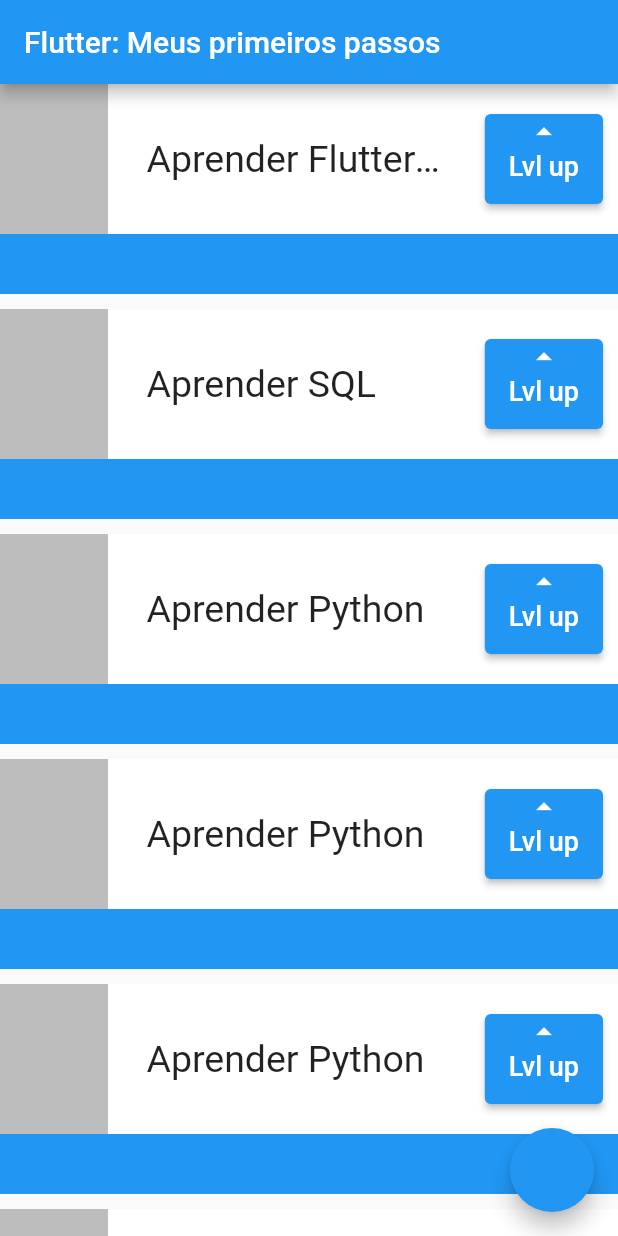
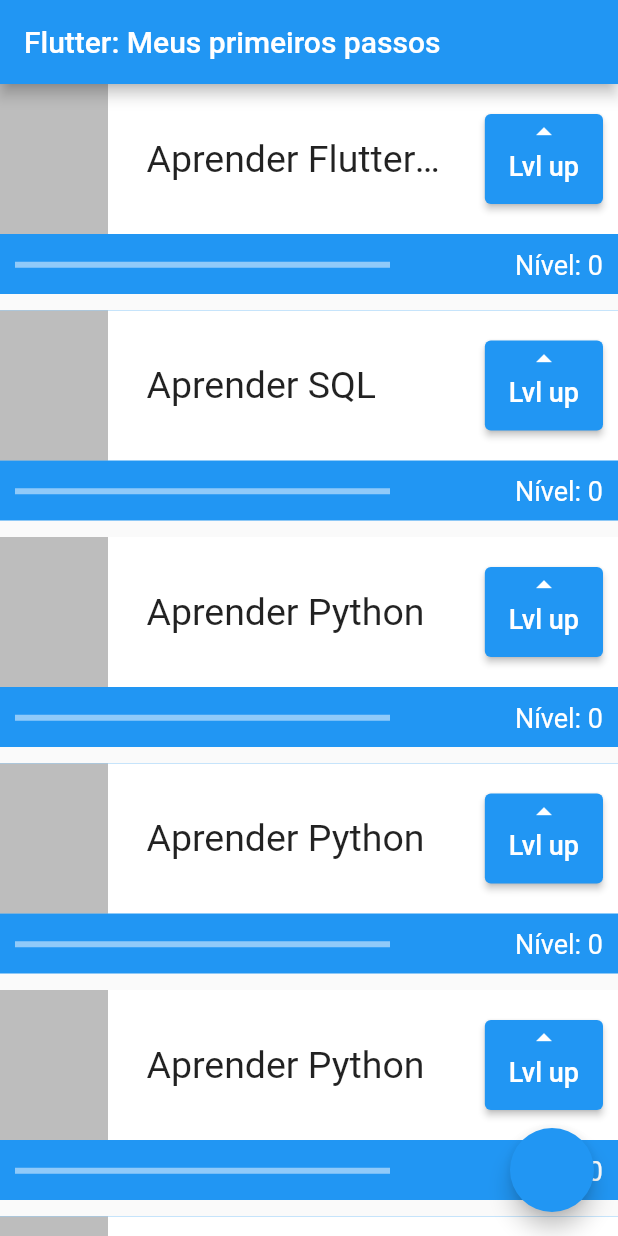
Before and after one commit to xFelipe/estudos-flutter-1, a Flutter app: the screen it shows after launch, on a phone screen of 412 x 824 dp. Run offline on Flutter 3.47's test engine with Material 2 defaults, Android fonts, the phone set to English and light mode, and no system bars.

Commit message:
Lvl up aumentando niveis.

```diff
--- a/lib/main.dart
+++ b/lib/main.dart
@@ -38,12 +38,17 @@ class MyApp extends StatelessWidget {
   }
 }
 
-class Task extends StatelessWidget {
+class Task extends StatefulWidget {
   final String name;
-  int level;
+  int nivel;
 
-  Task(this.name, {Key? key, this.level = 0}) : super(key: key);
+  Task(this.name, {Key? key, this.nivel = 0}) : super(key: key);
 
+  @override
+  State<Task> createState() => _TaskState();
+}
+
+class _TaskState extends State<Task> {
   @override
   Widget build(BuildContext context) {
     return Padding(
@@ -54,6 +59,8 @@ class Task extends StatelessWidget {
             color: Colors.blue,
             height: 140,
           ),
+          Column(
+            children: [
               Container(
                 color: Colors.white,
                 height: 100,
@@ -68,7 +75,7 @@ class Task extends StatelessWidget {
                     Container(
                       width: 200,
                       child: Text(
-                    name,
+                        widget.name,
                         overflow: TextOverflow.ellipsis,
                         style: const TextStyle(fontSize: 25),
                       ),
@@ -76,10 +83,15 @@ class Task extends StatelessWidget {
                     Container(
                       height: 60,
                       child: Padding(
-                    padding: const EdgeInsetsDirectional.fromSTEB(0, 0, 10, 0),
+                        padding:
+                            const EdgeInsetsDirectional.fromSTEB(0, 0, 10, 0),
                         child: ElevatedButton(
                             onPressed: () {
-                          print("Aprendendo $name - Level: ${++level}.");
+                              setState(() {
+                                widget.nivel++;
+                                print(
+                                    "Aprendendo ${widget.name} - Nível: ${widget.nivel}.");
+                              });
                             },
                             child: Column(
                               children: const [
@@ -94,6 +106,30 @@ class Task extends StatelessWidget {
                     )
                   ],
                 ),
+              ),
+              Row(
+                mainAxisAlignment: MainAxisAlignment.spaceBetween,
+                children: [
+                  Padding(
+                    padding: const EdgeInsets.all(10),
+                    child: Container(
+                      width: 250,
+                      child: LinearProgressIndicator(
+                        value: widget.nivel / 10,
+                        color: Colors.white,
+                      ),
+                    ),
+                  ),
+                  Padding(
+                    padding: const EdgeInsets.all(10),
+                    child: Text(
+                      "Nível: ${widget.nivel}",
+                      style: TextStyle(color: Colors.white, fontSize: 18),
+                    ),
+                  )
+                ],
+              )
+            ],
           )
         ],
       ),
```
Lines whose indentation alone changed are shown as unchanged.
